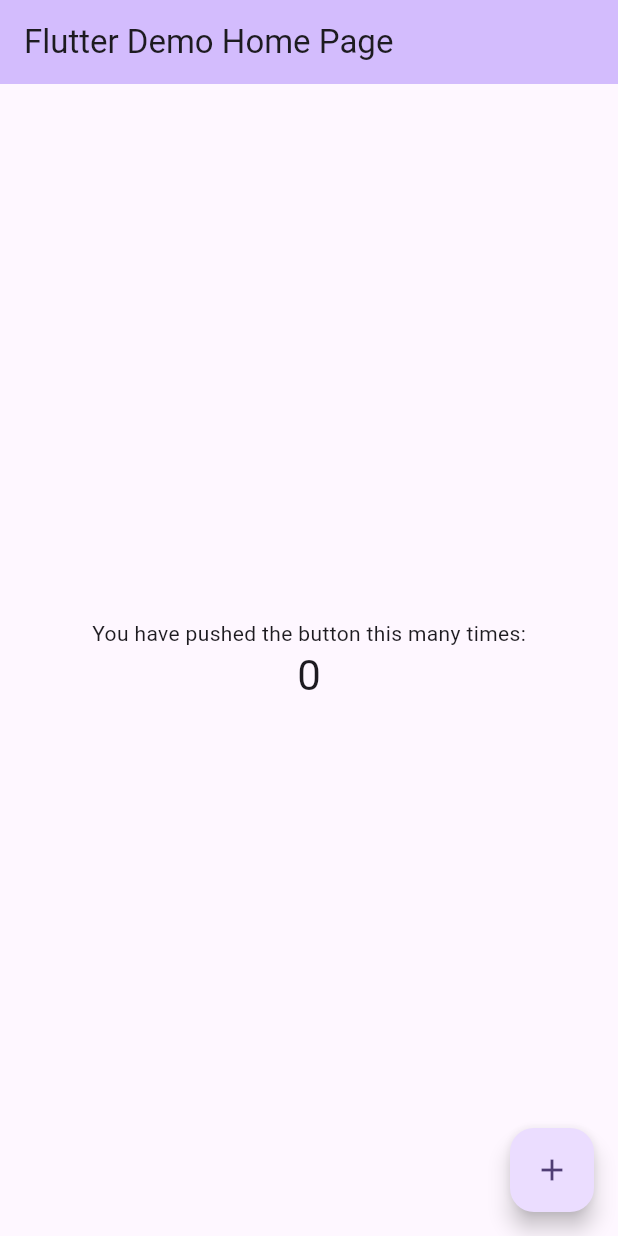
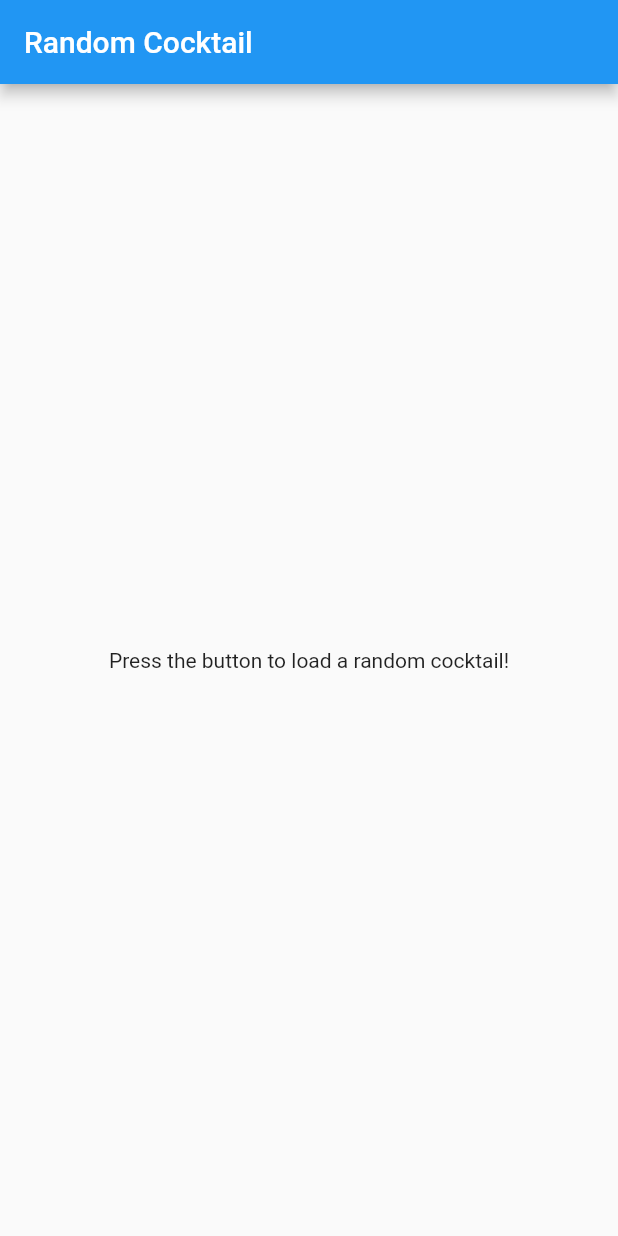
Before and after one commit to Robytom/flutter-cocktail, a Flutter app: the screen it shows after launch, on a phone screen of 412 x 824 dp. Run offline on Flutter 3.47's test engine with Material 2 defaults, Android fonts, the phone set to English and light mode, and no system bars.

Commit message:
Basic app structure.

```diff
--- a/lib/main.dart
+++ b/lib/main.dart
@@ -1,125 +1,32 @@
 import 'package:flutter/material.dart';
 
 void main() {
-  runApp(const MyApp());
+  runApp(MyApp());
 }
 
 class MyApp extends StatelessWidget {
-  const MyApp({super.key});
-
-  // This widget is the root of your application.
   @override
   Widget build(BuildContext context) {
     return MaterialApp(
-      title: 'Flutter Demo',
+      title: 'Random Cocktails App',
       theme: ThemeData(
-        // This is the theme of your application.
-        //
-        // TRY THIS: Try running your application with "flutter run". You'll see
-        // the application has a blue toolbar. Then, without quitting the app,
-        // try changing the seedColor in the colorScheme below to Colors.green
-        // and then invoke "hot reload" (save your changes or press the "hot
-        // reload" button in a Flutter-supported IDE, or press "r" if you used
-        // the command line to start the app).
-        //
-        // Notice that the counter didn't reset back to zero; the application
-        // state is not lost during the reload. To reset the state, use hot
-        // restart instead.
-        //
-        // This works for code too, not just values: Most code changes can be
-        // tested with just a hot reload.
-        colorScheme: ColorScheme.fromSeed(seedColor: Colors.deepPurple),
-        useMaterial3: true,
+        primarySwatch: Colors.blue,
       ),
-      home: const MyHomePage(title: 'Flutter Demo Home Page'),
+      home: RandomCocktailPage(),
     );
   }
 }
 
-class MyHomePage extends StatefulWidget {
-  const MyHomePage({super.key, required this.title});
-
-  // This widget is the home page of your application. It is stateful, meaning
-  // that it has a State object (defined below) that contains fields that affect
-  // how it looks.
-
-  // This class is the configuration for the state. It holds the values (in this
-  // case the title) provided by the parent (in this case the App widget) and
-  // used by the build method of the State. Fields in a Widget subclass are
-  // always marked "final".
-
-  final String title;
-
-  @override
-  State<MyHomePage> createState() => _MyHomePageState();
-}
-
-class _MyHomePageState extends State<MyHomePage> {
-  int _counter = 0;
-
-  void _incrementCounter() {
-    setState(() {
-      // This call to setState tells the Flutter framework that something has
-      // changed in this State, which causes it to rerun the build method below
-      // so that the display can reflect the updated values. If we changed
-      // _counter without calling setState(), then the build method would not be
-      // called again, and so nothing would appear to happen.
-      _counter++;
-    });
-  }
-
+class RandomCocktailPage extends StatelessWidget {
   @override
   Widget build(BuildContext context) {
-    // This method is rerun every time setState is called, for instance as done
-    // by the _incrementCounter method above.
-    //
-    // The Flutter framework has been optimized to make rerunning build methods
-    // fast, so that you can just rebuild anything that needs updating rather
-    // than having to individually change instances of widgets.
     return Scaffold(
       appBar: AppBar(
-        // TRY THIS: Try changing the color here to a specific color (to
-        // Colors.amber, perhaps?) and trigger a hot reload to see the AppBar
-        // change color while the other colors stay the same.
-        backgroundColor: Theme.of(context).colorScheme.inversePrimary,
-        // Here we take the value from the MyHomePage object that was created by
-        // the App.build method, and use it to set our appbar title.
-        title: Text(widget.title),
+        title: Text('Random Cocktail'),
       ),
       body: Center(
-        // Center is a layout widget. It takes a single child and positions it
-        // in the middle of the parent.
-        child: Column(
-          // Column is also a layout widget. It takes a list of children and
-          // arranges them vertically. By default, it sizes itself to fit its
-          // children horizontally, and tries to be as tall as its parent.
-          //
-          // Column has various properties to control how it sizes itself and
-          // how it positions its children. Here we use mainAxisAlignment to
-          // center the children vertically; the main axis here is the vertical
-          // axis because Columns are vertical (the cross axis would be
-          // horizontal).
-          //
-          // TRY THIS: Invoke "debug painting" (choose the "Toggle Debug Paint"
-          // action in the IDE, or press "p" in the console), to see the
-          // wireframe for each widget.
-          mainAxisAlignment: MainAxisAlignment.center,
-          children: <Widget>[
-            const Text(
-              'You have pushed the button this many times:',
-            ),
-            Text(
-              '$_counter',
-              style: Theme.of(context).textTheme.headlineMedium,
-            ),
-          ],
-        ),
+        child: Text('Press the button to load a random cocktail!'),
       ),
-      floatingActionButton: FloatingActionButton(
-        onPressed: _incrementCounter,
-        tooltip: 'Increment',
-        child: const Icon(Icons.add),
-      ), // This trailing comma makes auto-formatting nicer for build methods.
     );
   }
 }
```
